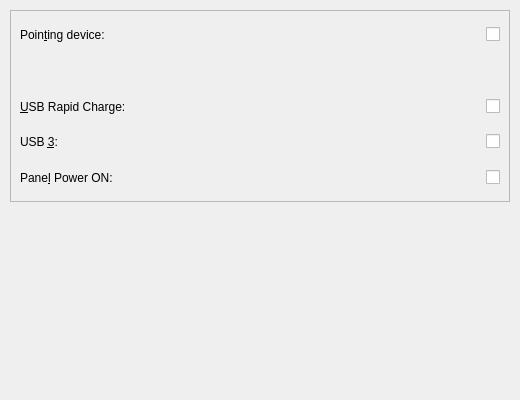
This is kcm/general.ui in jfmcarreira/ktoshiba as Qt 5 draws it before an edit. The edited form follows.
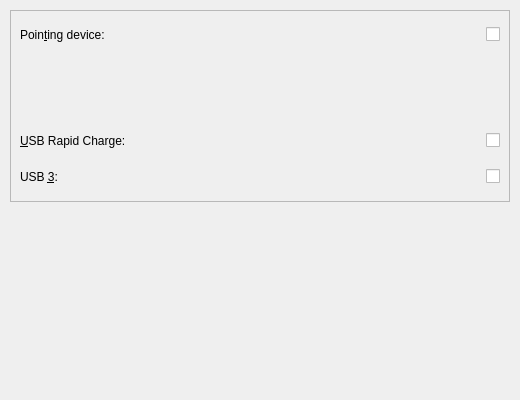
This is the edited form.

What changed in the file:
```diff
--- a/kcm/general.ui
+++ b/kcm/general.ui
@@ -26,6 +26,12 @@
    <layout class="QVBoxLayout" name="verticalLayout">
     <item>
      <widget class="QFrame" name="frame">
+      <property name="sizePolicy">
+       <sizepolicy hsizetype="Expanding" vsizetype="Preferred">
+        <horstretch>0</horstretch>
+        <verstretch>0</verstretch>
+       </sizepolicy>
+      </property>
       <property name="frameShape">
        <enum>QFrame::StyledPanel</enum>
       </property>
@@ -172,48 +178,6 @@
          </property>
         </widget>
        </item>
-       <item row="4" column="0">
-        <widget class="QLabel" name="panel_power_label">
-         <property name="minimumSize">
-          <size>
-           <width>200</width>
-           <height>30</height>
-          </size>
-         </property>
-         <property name="text">
-          <string>Pane&amp;l Power ON:</string>
-         </property>
-         <property name="buddy">
-          <cstring>panel_power_checkbox</cstring>
-         </property>
-        </widget>
-       </item>
-       <item row="4" column="1">
-        <spacer name="panel_power_spacer">
-         <property name="orientation">
-          <enum>Qt::Horizontal</enum>
-         </property>
-         <property name="sizeHint" stdset="0">
-          <size>
-           <width>300</width>
-           <height>30</height>
-          </size>
-         </property>
-        </spacer>
-       </item>
-       <item row="4" column="2">
-        <widget class="QCheckBox" name="panel_power_checkbox">
-         <property name="toolTip">
-          <string>Turns ON the laptop whenever you open the LID.</string>
-         </property>
-         <property name="whatsThis">
-          <string>Turns ON the laptop whenever you open the LID.</string>
-         </property>
-         <property name="text">
-          <string/>
-         </property>
-        </widget>
-       </item>
       </layout>
      </widget>
     </item>
```
